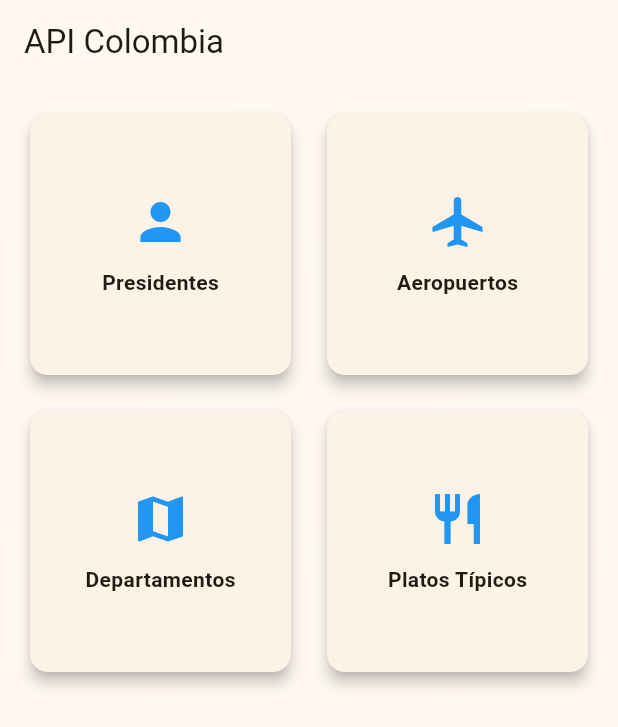
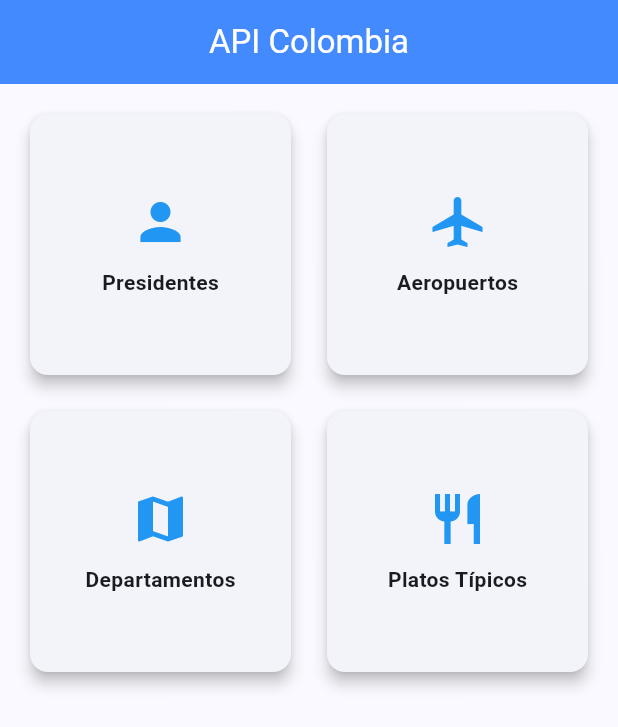
Before and after one commit to stevendz2002/taller_datos_abiertos, a Flutter app: the screen it shows after launch, on a phone screen of 412 x 824 dp. Shown: the top 727 px of the screen. Run offline on Flutter 3.47's test engine with Material 3 defaults, Android fonts, the phone set to English and light mode, and no system bars; our stand-ins replace flutter_dotenv, go_router.

Commit message:
style: apply global AppTheme to MaterialApp

```diff
--- a/api_colombia/lib/main.dart
+++ b/api_colombia/lib/main.dart
@@ -1,11 +1,13 @@
 import 'package:flutter/material.dart';
 import 'package:flutter_dotenv/flutter_dotenv.dart';
+
+// 1. Importamos tus rutas y tu tema
 import 'routes/app_router.dart';
+import 'themes/app_theme.dart';
 
 void main() async {
   WidgetsFlutterBinding.ensureInitialized();
 
-  // Cargamos las variables de entorno, ignoramos si falla para usar el fallback del ApiService
   try {
     await dotenv.load(fileName: ".env");
   } catch (e) {
@@ -23,10 +25,9 @@ class MyApp extends StatelessWidget {
     return MaterialApp.router(
       title: 'Taller API Colombia',
       debugShowCheckedModeBanner: false,
-      theme: ThemeData(
-        colorSchemeSeed: Colors.amber, // Un toque de los colores de Colombia
-        useMaterial3: true,
-      ),
+
+      theme: AppTheme.lightTheme,
+
       routerConfig: appRouter,
     );
   }
```
